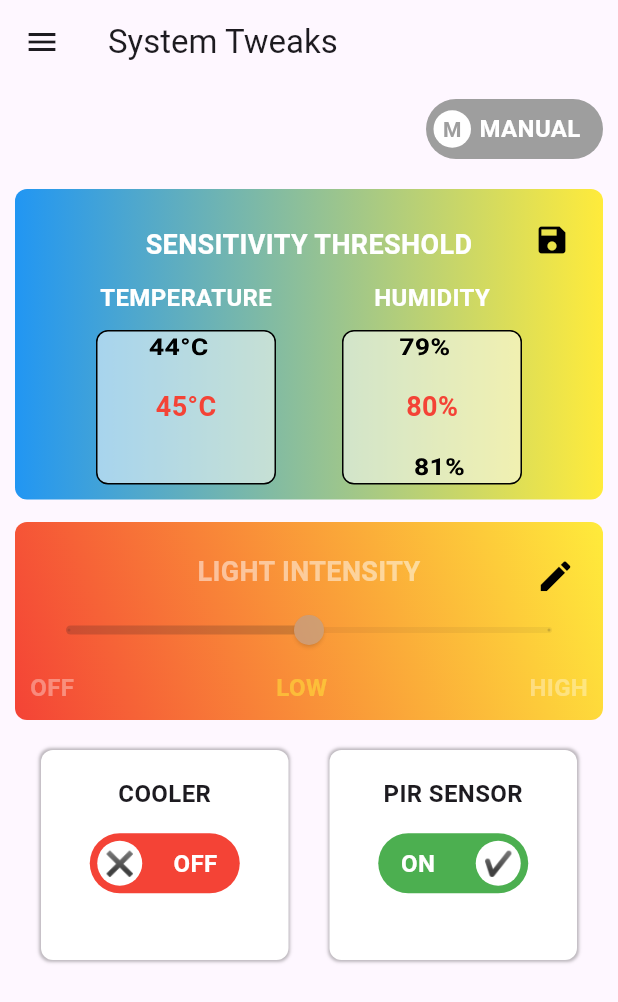
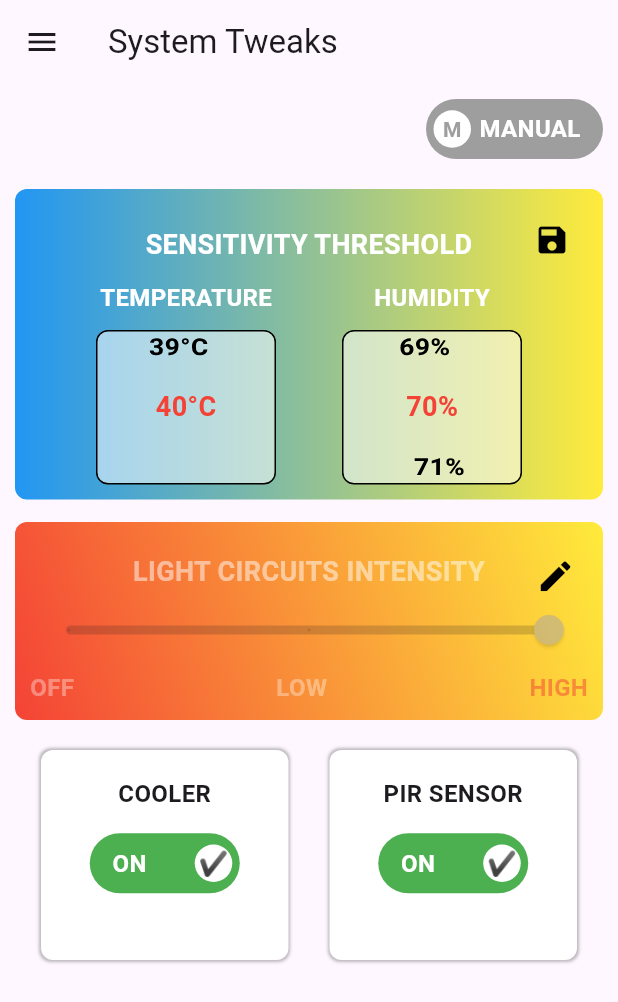
Before and after one commit to ezzzep/SMART-LOBBY-LIGHTING, a Flutter app: the SystemTweaks screen opened directly, scrolled down 400 dp, after a tap on "AUTO", after a tap on the "edit" icon, on a phone screen of 412 x 824 dp. Shown: the top 1002 px of the screen. Run offline on Flutter 3.47's test engine with Material 3 defaults, Android fonts, the phone set to English and light mode, and no system bars; our stand-ins replace cloud_firestore, firebase_auth, firebase_core, flutter_blue_plus, fluttertoast, google_fonts and 2 more; accounts and stored records are empty.

Commit message:
OVERALL improvement to system

```diff
--- a/lib/screens/dashboard/dashboard_screen.dart
+++ b/lib/screens/dashboard/dashboard_screen.dart
@@ -16,6 +16,7 @@ class Home extends StatefulWidget {
 class _HomeState extends State<Home> {
   bool _hasShownLcdError = false;
   bool _hasShownSensorsOff = false;
+  bool _hasShownCoolerRecommendation = false;
 
   @override
   Widget build(BuildContext context) {
@@ -32,7 +33,7 @@ class _HomeState extends State<Home> {
       drawer: DrawerWidget(authService: AuthService()),
       body: Consumer<ESP32Service>(
         builder: (context, esp32Service, child) {
-          // Show SnackBars in a post-frame callback to avoid build-time calls
+          // Show SnackBars in a post-frame callback
           WidgetsBinding.instance.addPostFrameCallback((_) {
             if (!mounted) return;
 
@@ -60,6 +61,23 @@ class _HomeState extends State<Home> {
               _hasShownSensorsOff = true;
             } else if (esp32Service.isSensorsOn && _hasShownSensorsOff) {
               _hasShownSensorsOff = false;
+            }
+
+            // Cooler recommendation SnackBar
+            if (!esp32Service.coolerEnabled &&
+                (esp32Service.temperature > esp32Service.tempThreshold ||
+                    esp32Service.humidity > esp32Service.humidThreshold) &&
+                !_hasShownCoolerRecommendation) {
+              ScaffoldMessenger.of(context).showSnackBar(
+                const SnackBar(
+                  content: Text("The temperature and humidity are high, turn on the cooler"),
+                  duration: Duration(seconds: 5),
+                  backgroundColor: Colors.red,
+                ),
+              );
+              _hasShownCoolerRecommendation = true;
+            } else if (esp32Service.coolerEnabled && _hasShownCoolerRecommendation) {
+              _hasShownCoolerRecommendation = false;
             }
           });
 
@@ -117,6 +135,9 @@ class _HomeState extends State<Home> {
   }
 
   Widget _buildSensorsStatusGrid(ESP32Service esp32Service) {
+    bool isLightActive = esp32Service.relayStatus == "LOW" || esp32Service.relayStatus == "HIGH";
+    bool isCoolerActive = esp32Service.coolerStatus == "ON";
+
     return Padding(
       padding: const EdgeInsets.all(10.0),
       child: GridView.count(
@@ -145,21 +166,21 @@ class _HomeState extends State<Home> {
             isManualOverride: esp32Service.isManualOverride,
           ),
           SensorsStatus(
-            key: ValueKey('COOLER_${esp32Service.isManualOverride}'),
+            key: ValueKey('COOLER_${esp32Service.coolerStatus}_${esp32Service.isManualOverride}'),
             width: 160,
             height: 190,
             title: 'COOLER',
             subtitle: 'Fan Cooling System',
-            isActive: true, // Placeholder
+            isActive: isCoolerActive,
             isManualOverride: esp32Service.isManualOverride,
           ),
           SensorsStatus(
-            key: ValueKey('LIGHT_${esp32Service.isManualOverride}'),
+            key: ValueKey('LIGHT_${esp32Service.relayStatus}_${esp32Service.isManualOverride}'),
             width: 180,
             height: 220,
             title: 'LIGHT BULBS',
             subtitle: 'Lobby Lighting',
-            isActive: esp32Service.isManualOverride ? true : false,
+            isActive: isLightActive,
             isManualOverride: esp32Service.isManualOverride,
           ),
         ],
--- a/lib/screens/systemTweaks/system_tweaks_screen.dart
+++ b/lib/screens/systemTweaks/system_tweaks_screen.dart
@@ -11,14 +11,17 @@ class SystemTweaks extends StatefulWidget {
 }
 
 class _SystemTweaksState extends State<SystemTweaks> with SingleTickerProviderStateMixin {
-  int _tempThreshold = 37;
-  int _humidThreshold = 80;
-  double _lightIntensity = 1;
+  int _tempThreshold = 32;
+  int _humidThreshold = 65;
+  double _lightIntensity = 2;
   bool _isPirSensorOn = true;
-  bool _isCoolerOn = false;
+  bool _isCoolerOn = true;
 
   bool _isEditingThreshold = false;
   bool _isEditingLightIntensity = false;
+
+  late FixedExtentScrollController _tempController;
+  late FixedExtentScrollController _humidController;
 
   final AuthService _authService = AuthService();
   late AnimationController _animationController;
@@ -32,6 +35,10 @@ class _SystemTweaksState extends State<SystemTweaks> with SingleTickerProviderSt
     _humidThreshold = esp32Service.humidThreshold;
     _lightIntensity = esp32Service.lightIntensity.toDouble();
     _isPirSensorOn = esp32Service.pirEnabled;
+    _isCoolerOn = esp32Service.coolerEnabled;
+
+    _tempController = FixedExtentScrollController(initialItem: _tempThreshold - 30);
+    _humidController = FixedExtentScrollController(initialItem: _humidThreshold - 60);
 
     _animationController = AnimationController(
       vsync: this,
@@ -41,10 +48,14 @@ class _SystemTweaksState extends State<SystemTweaks> with SingleTickerProviderSt
       CurvedAnimation(parent: _animationController, curve: Curves.easeInOut),
     );
     _animationController.forward();
+
+    esp32Service.addListener(() => _checkCoolerRecommendation(esp32Service));
   }
 
   @override
   void dispose() {
+    _tempController.dispose();
+    _humidController.dispose();
     _animationController.dispose();
     super.dispose();
   }
@@ -57,10 +68,24 @@ class _SystemTweaksState extends State<SystemTweaks> with SingleTickerProviderSt
         pirEnabled: _isPirSensorOn,
         lightIntensity: _lightIntensity.toInt(),
         isAutoMode: esp32Service.isAutoMode,
+        coolerEnabled: _isCoolerOn,
+        allowOffMode: false,
       );
     } catch (e) {
       ScaffoldMessenger.of(context).showSnackBar(
         SnackBar(content: Text('Failed to save config: $e'), backgroundColor: Colors.red),
+      );
+    }
+  }
+
+  void _checkCoolerRecommendation(ESP32Service esp32Service) {
+    if (!esp32Service.coolerEnabled && esp32Service.lastSensorData.contains("COOLER_RECOMMEND:ON")) {
+      ScaffoldMessenger.of(context).showSnackBar(
+        const SnackBar(
+          content: Text("Temperature and humidity are high, turn on the cooler"),
+          backgroundColor: Colors.orange,
+          duration: Duration(seconds: 5),
+        ),
       );
     }
   }
@@ -127,6 +152,12 @@ class _SystemTweaksState extends State<SystemTweaks> with SingleTickerProviderSt
           if (newMode) {
             _isEditingThreshold = false;
             _isEditingLightIntensity = false;
+            _isPirSensorOn = true;
+            _isCoolerOn = true;
+            _tempThreshold = esp32Service.tempThreshold;
+            _humidThreshold = esp32Service.humidThreshold;
+            _tempController.jumpToItem(_tempThreshold - 30);
+            _humidController.jumpToItem(_humidThreshold - 60);
           }
           _animationController.forward(from: 0.0);
         });
@@ -220,18 +251,20 @@ class _SystemTweaksState extends State<SystemTweaks> with SingleTickerProviderSt
                             children: [
                               _buildScrollPicker(
                                 label: "TEMPERATURE",
-                                min: 35,
-                                max: 45,
+                                min: 30,
+                                max: 40,
                                 value: _tempThreshold,
                                 suffix: '°C',
+                                controller: _tempController,
                                 onValueChanged: (value) => setState(() => _tempThreshold = value),
                               ),
                               _buildScrollPicker(
                                 label: "HUMIDITY",
-                                min: 30,
-                                max: 90,
+                                min: 60,
+                                max: 80,
                                 value: _humidThreshold,
                                 suffix: '%',
+                                controller: _humidController,
                                 onValueChanged: (value) => setState(() => _humidThreshold = value),
                               ),
                             ],
@@ -257,6 +290,7 @@ class _SystemTweaksState extends State<SystemTweaks> with SingleTickerProviderSt
     required int max,
     required int value,
     required String suffix,
+    required FixedExtentScrollController controller,
     required Function(int) onValueChanged,
   }) {
     return Column(
@@ -271,7 +305,7 @@ class _SystemTweaksState extends State<SystemTweaks> with SingleTickerProviderSt
             itemExtent: 40,
             perspective: 0.002,
             physics: const FixedExtentScrollPhysics(),
-            controller: FixedExtentScrollController(initialItem: value - min),
+            controller: controller,
             onSelectedItemChanged: (index) => onValueChanged(min + index),
             childDelegate: ListWheelChildBuilderDelegate(
               childCount: max - min + 1,
@@ -341,7 +375,7 @@ class _SystemTweaksState extends State<SystemTweaks> with SingleTickerProviderSt
                           Transform.translate(
                             offset: const Offset(0, 10),
                             child: const Text(
-                              'LIGHT INTENSITY',
+                              'LIGHT CIRCUITS INTENSITY',
                               style: TextStyle(fontWeight: FontWeight.bold, fontSize: 18, color: Colors.white),
                               textAlign: TextAlign.center,
                             ),
@@ -354,7 +388,9 @@ class _SystemTweaksState extends State<SystemTweaks> with SingleTickerProviderSt
                             divisions: 2,
                             activeColor: _lightIntensity == 0 ? Colors.white : _lightIntensity == 1 ? Colors.yellow : Colors.red,
                             inactiveColor: Colors.black26,
-                            onChanged: esp32Service.isAutoMode || esp32Service.isManualOverride || !_isEditingLightIntensity ? null : (value) => setState(() => _lightIntensity = value),
+                            onChanged: esp32Service.isAutoMode || esp32Service.isManualOverride || !_isEditingLightIntensity
+                                ? null
+                                : (value) => setState(() => _lightIntensity = value),
                           ),
                           const SizedBox(height: 3),
                           Row(
@@ -416,8 +452,11 @@ class _SystemTweaksState extends State<SystemTweaks> with SingleTickerProviderSt
             child: Row(
               mainAxisAlignment: MainAxisAlignment.spaceEvenly,
               children: [
-                _buildToggleBox("COOLER", _isCoolerOn, (value) {
-                  if (!esp32Service.isAutoMode && !esp32Service.isManualOverride) setState(() => _isCoolerOn = value);
+                _buildToggleBox("COOLER", _isCoolerOn, (value) async {
+                  if (!esp32Service.isAutoMode && !esp32Service.isManualOverride) {
+                    setState(() => _isCoolerOn = value);
+                    await _sendConfigToESP32(esp32Service);
+                  }
                 }, esp32Service),
                 _buildToggleBox("PIR SENSOR", _isPirSensorOn, (value) async {
                   if (!esp32Service.isAutoMode && !esp32Service.isManualOverride) {
@@ -434,6 +473,7 @@ class _SystemTweaksState extends State<SystemTweaks> with SingleTickerProviderSt
   }
 
   Widget _buildToggleBox(String label, bool value, Function(bool) onChanged, ESP32Service esp32Service) {
+    bool isEditable = !esp32Service.isManualOverride && !esp32Service.isAutoMode;
     return Container(
       width: 165,
       height: 140,
@@ -446,10 +486,14 @@ class _SystemTweaksState extends State<SystemTweaks> with SingleTickerProviderSt
       child: Column(
         mainAxisAlignment: MainAxisAlignment.center,
         children: [
-          Text(label, textAlign: TextAlign.center, style: const TextStyle(fontWeight: FontWeight.bold, fontSize: 16)),
+          Text(
+            label,
+            textAlign: TextAlign.center,
+            style: const TextStyle(fontWeight: FontWeight.bold, fontSize: 16),
+          ),
           const SizedBox(height: 15),
           GestureDetector(
-            onTap: () => onChanged(!value),
+            onTap: isEditable ? () => onChanged(!value) : null,
             child: AnimatedContainer(
               duration: const Duration(milliseconds: 200),
               width: 100,
@@ -475,8 +519,8 @@ class _SystemTweaksState extends State<SystemTweaks> with SingleTickerProviderSt
                   Align(
                     alignment: value ? Alignment.centerRight : Alignment.centerLeft,
                     child: Container(
-                      width: 30,
-                      height: 30,
+                      width: 25,
+                      height: 25,
                       decoration: const BoxDecoration(shape: BoxShape.circle, color: Colors.white),
                       child: Center(
                         child: Text(
@@ -492,10 +536,11 @@ class _SystemTweaksState extends State<SystemTweaks> with SingleTickerProviderSt
           ),
           const SizedBox(height: 10),
           Opacity(
-            opacity: (esp32Service.isAutoMode || esp32Service.isManualOverride) ? 0.5 : 1.0,
+            opacity: !isEditable ? 0.5 : 1.0,
             child: Text(
               esp32Service.isManualOverride ? "Manual Override" : (esp32Service.isAutoMode ? "Controlled by Auto" : ""),
               style: const TextStyle(fontSize: 12, color: Colors.grey),
+              textAlign: TextAlign.center,
             ),
           ),
         ],
--- a/lib/services/service.dart
+++ b/lib/services/service.dart
@@ -361,8 +361,6 @@ class AuthService {
   }
 }
 
-
-
 class ESP32Service extends ChangeNotifier {
   static final ESP32Service _instance = ESP32Service._internal();
   factory ESP32Service() => _instance;
@@ -380,6 +378,7 @@ class ESP32Service extends ChangeNotifier {
   Timer? _debounceTimer;
 
   bool _pirSensorActive = false;
+  List<String> _pirStatuses = List.filled(10, "NO MOTION"); // Status for 10 PIRs
   double _temperature = 0.0;
   double _humidity = 0.0;
   bool _isConnected = false;
@@ -388,14 +387,19 @@ class ESP32Service extends ChangeNotifier {
   bool _isManualOverride = false;
   String _lastSensorData = "";
   int _sensorOffCount = 0;
+  String _relayStatus = "HIGH"; // Default to HIGH per new logic
+  String _coolerStatus = "ON";  // Default to ON per new logic
   static const int _sensorOffThreshold = 3;
 
-  int _tempThreshold = 37;
-  int _humidThreshold = 80;
+  int _tempThreshold = 35;  // Updated default
+  int _humidThreshold = 70; // Updated default
   bool _pirEnabled = true;
-  int _lightIntensity = 1;
+  int _lightIntensity = 2;  // Default HIGH MODE
+  bool _coolerEnabled = true;
+  bool _allowOffMode = false; // New property for allowOffMode
 
   bool get pirSensorActive => _pirSensorActive;
+  List<String> get pirStatuses => _pirStatuses;
   double get temperature => _temperature;
   double get humidity => _humidity;
   bool get isConnected => _isConnected;
@@ -404,13 +408,22 @@ class ESP32Service extends ChangeNotifier {
   bool get isAutoMode => _isAutoMode;
   bool get isManualOverride => _isManualOverride;
   String get lastSensorData => _lastSensorData;
+  String get relayStatus => _relayStatus;
+  String get coolerStatus => _coolerStatus;
   int get tempThreshold => _tempThreshold;
   int get humidThreshold => _humidThreshold;
   bool get pirEnabled => _pirEnabled;
   int get lightIntensity => _lightIntensity;
+  bool get coolerEnabled => _coolerEnabled;
+  bool get allowOffMode => _allowOffMode; // Getter for allowOffMode
 
   set pirSensorActive(bool value) {
     _pirSensorActive = value;
+    _notifyWithDebounce();
+  }
+
+  set pirStatuses(List<String> value) {
+    _pirStatuses = value;
     _notifyWithDebounce();
   }
 
@@ -450,6 +463,16 @@ class ESP32Service extends ChangeNotifier {
     _notifyWithDebounce();
   }
 
+  set relayStatus(String value) {
+    _relayStatus = value;
+    _notifyWithDebounce();
+  }
+
+  set coolerStatus(String value) {
+    _coolerStatus = value;
+    _notifyWithDebounce();
+  }
+
   set tempThreshold(int value) {
     _tempThreshold = value;
     _notifyWithDebounce();
@@ -467,6 +490,16 @@ class ESP32Service extends ChangeNotifier {
 
   set lightIntensity(int value) {
     _lightIntensity = value;
+    _notifyWithDebounce();
+  }
+
+  set coolerEnabled(bool value) {
+    _coolerEnabled = value;
+    _notifyWithDebounce();
+  }
+
+  set allowOffMode(bool value) { // Setter for allowOffMode
+    _allowOffMode = value;
     _notifyWithDebounce();
   }
 
@@ -611,8 +644,11 @@ class ESP32Service extends ChangeNotifier {
       isConnected = false;
       isReconnecting = false;
       pirSensorActive = false;
+      pirStatuses = List.filled(10, "NO MOTION");
       temperature = 0.0;
       humidity = 0.0;
+      relayStatus = "HIGH";  // Reset to HIGH
+      coolerStatus = "ON";   // Reset to ON
       _notifyWithDebounce();
     } catch (e) {
       throw e;
@@ -629,12 +665,14 @@ class ESP32Service extends ChangeNotifier {
       temperature = 0.0;
       humidity = 0.0;
       pirSensorActive = false;
+      pirStatuses = List.filled(10, "NO MOTION");
       _sensorOffCount = 0;
-      _notifyWithDebounce();
-      return;
+      relayStatus = "HIGH";  // Manual Override forces HIGH
+      coolerStatus = coolerEnabled ? "ON" : "OFF";  // Reflects coolerEnabled state
+    } else {
+      isSensorsOn = true;
     }
 
-    isSensorsOn = true;
     List<String> parts = data.split(",");
     bool tempFound = false;
     bool humidFound = false;
@@ -648,7 +686,23 @@ class ESP32Service extends ChangeNotifier {
         humidFound = true;
       } else if (part.startsWith("PIR:")) {
         String pirStatus = part.split(":")[1];
-        pirSensorActive = pirStatus.contains("MOTION");
+        if (pirStatus == "DISABLED") {
+          pirSensorActive = false;
+          pirStatuses = List.filled(10, "NO MOTION");
+        } else {
+          List<String> pirStates = pirStatus.split(",");
+          List<String> newStatuses = List.filled(10, "NO MOTION");
+          bool anyMotion = false;
+          for (int i = 0; i < pirStates.length && i < 10; i++) {
+            List<String> stateParts = pirStates[i].split(":");
+            if (stateParts.length == 2) {
+              newStatuses[i] = stateParts[1];
+              if (stateParts[1] == "MOTION") anyMotion = true;
+            }
+          }
+          pirStatuses = newStatuses;
+          pirSensorActive = anyMotion;
+        }
       } else if (part.startsWith("MODE:")) {
         String mode = part.split(":")[1];
         if (mode == "MANUAL_OVERRIDE") {
@@ -658,6 +712,10 @@ class ESP32Service extends ChangeNotifier {
           isManualOverride = false;
           isAutoMode = mode == "AUTO";
         }
+      } else if (part.startsWith("RELAYS:")) {
+        relayStatus = part.split(":")[1];
+      } else if (part.startsWith("COOLER:")) {
+        coolerStatus = part.split(":")[1];
       }
     }
 
@@ -668,10 +726,13 @@ class ESP32Service extends ChangeNotifier {
         isManualOverride = true;
         isAutoMode = false;
         pirSensorActive = false;
+        pirStatuses = List.filled(10, "NO MOTION");
+        relayStatus = "HIGH";  // Manual Override forces HIGH
+        coolerStatus = coolerEnabled ? "ON" : "OFF";
       }
     } else if (temperature > 0.0 || humidity > 0.0) {
       _sensorOffCount = 0;
-      if (isManualOverride) {
+      if (isManualOverride && relayStatus != "HIGH") {
         isManualOverride = false;
         isAutoMode = true;
       }
@@ -755,8 +816,11 @@ class ESP32Service extends ChangeNotifier {
       isConnected = false;
       isReconnecting = false;
       pirSensorActive = false;
+      pirStatuses = List.filled(10, "NO MOTION");
       temperature = 0.0;
       humidity = 0.0;
+      relayStatus = "HIGH";  // Reset to HIGH
+      coolerStatus = "ON";   // Reset to ON
       _notifyWithDebounce();
     }
   }
@@ -767,6 +831,8 @@ class ESP32Service extends ChangeNotifier {
     required bool pirEnabled,
     required int lightIntensity,
     required bool isAutoMode,
+    required bool coolerEnabled,
+    required bool allowOffMode, // Added allowOffMode parameter
   }) async {
     if (esp32IP == null || !isConnected) throw Exception("ESP32 not connected");
     if (isManualOverride) {
@@ -783,6 +849,8 @@ class ESP32Service extends ChangeNotifier {
           'pirEnabled': pirEnabled.toString(),
           'lightIntensity': lightIntensity.toString(),
           'isAutoMode': isAutoMode.toString(),
+          'coolerEnabled': coolerEnabled.toString(),
+          'allowOffMode': allowOffMode.toString(), // Send allowOffMode to ESP32
         },
       );
 
@@ -792,6 +860,8 @@ class ESP32Service extends ChangeNotifier {
         this.pirEnabled = pirEnabled;
         this.lightIntensity = lightIntensity;
         this.isAutoMode = isAutoMode;
+        this.coolerEnabled = coolerEnabled;
+        this.allowOffMode = allowOffMode; // Update local state
         Fluttertoast.showToast(msg: "Configuration updated on ESP32");
       } else {
         throw Exception('Failed to send config: ${response.statusCode}');
```
Also changed, not shown: 1 other file.
